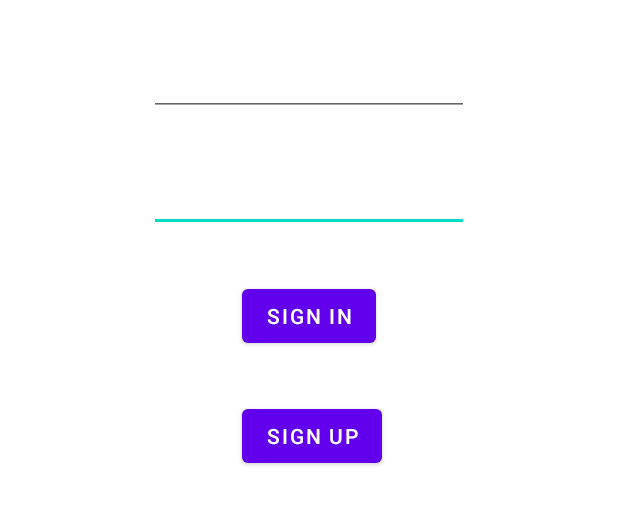
After one commit to GitDal/Beverage-Rater, an Android app: the layout activity_auth.xml on its own in the app's theme, with its tools: preview values and no code run, on a phone screen of 412 x 824 dp. The commit adds this screen. Shown: the top 505 px of the screen. Run offline under Robolectric (Android 15) with nearby library versions, the phone set to English and light mode, and no system bars.

Commit message:
Sign in and out - And docs to add custom claims

```diff
--- a/app/build.gradle
+++ b/app/build.gradle
@@ -1,6 +1,7 @@
 plugins {
     id 'com.android.application'
 }
+apply plugin: 'com.google.gms.google-services'
 
 android {
     compileSdkVersion 30
@@ -29,7 +30,8 @@ android {
 }
 
 dependencies {
-
+    implementation platform('com.google.firebase:firebase-bom:27.1.0')
+    implementation 'com.firebaseui:firebase-ui-auth:6.4.0'
     implementation 'androidx.appcompat:appcompat:1.2.0'
     implementation 'com.google.android.material:material:1.3.0'
     implementation 'androidx.constraintlayout:constraintlayout:2.0.4'
@@ -40,4 +42,5 @@ dependencies {
     androidTestImplementation 'androidx.test.espresso:espresso-core:3.3.0'
     annotationProcessor 'com.github.bumptech.glide:compiler:4.12.0'
     implementation 'com.github.bumptech.glide:glide:4.11.0'
+    implementation 'com.google.mlkit:barcode-scanning:16.1.1'
 }
--- a/app/src/main/AndroidManifest.xml
+++ b/app/src/main/AndroidManifest.xml
@@ -2,8 +2,8 @@
 <manifest xmlns:android="http://schemas.android.com/apk/res/android"
     package="dk.au.mad21spring.appproject.group6">
 
-    <uses-permission android:name="android.permission.INTERNET"></uses-permission>
-    <uses-permission android:name="android.permission.ACCESS_NETWORK_STATE"></uses-permission>
+    <uses-permission android:name="android.permission.INTERNET" />
+    <uses-permission android:name="android.permission.ACCESS_NETWORK_STATE" />
 
     <application
         android:allowBackup="true"
@@ -12,6 +12,7 @@
         android:roundIcon="@mipmap/ic_launcher_round"
         android:supportsRtl="true"
         android:theme="@style/Theme.BeverageRater">
+        <activity android:name=".AuthActivity"></activity>
         <activity android:name=".MainActivity">
             <intent-filter>
                 <action android:name="android.intent.action.MAIN" />
--- /dev/null
+++ b/app/src/main/res/layout/activity_auth.xml
@@ -0,0 +1,52 @@
+<?xml version="1.0" encoding="utf-8"?>
+<androidx.constraintlayout.widget.ConstraintLayout xmlns:android="http://schemas.android.com/apk/res/android"
+    xmlns:app="http://schemas.android.com/apk/res-auto"
+    xmlns:tools="http://schemas.android.com/tools"
+    android:layout_width="match_parent"
+    android:layout_height="match_parent"
+    tools:context=".AuthActivity">
+
+    <Button
+        android:id="@+id/authSignInBtn"
+        android:layout_width="wrap_content"
+        android:layout_height="wrap_content"
+        android:layout_marginTop="32dp"
+        android:text="@string/auth_login_btn_text"
+        app:layout_constraintEnd_toEndOf="@+id/authPasswordInput"
+        app:layout_constraintStart_toStartOf="@+id/authPasswordInput"
+        app:layout_constraintTop_toBottomOf="@+id/authPasswordInput" />
+
+    <Button
+        android:id="@+id/authSignUpBtn"
+        android:layout_width="wrap_content"
+        android:layout_height="wrap_content"
+        android:layout_marginTop="32dp"
+        android:text="@string/auth_signup_button_text"
+        app:layout_constraintEnd_toEndOf="@+id/authSignInBtn"
+        app:layout_constraintHorizontal_bias="0.0"
+        app:layout_constraintStart_toStartOf="@+id/authSignInBtn"
+        app:layout_constraintTop_toBottomOf="@+id/authSignInBtn" />
+
+    <EditText
+        android:id="@+id/authPasswordInput"
+        android:layout_width="wrap_content"
+        android:layout_height="wrap_content"
+        android:layout_marginTop="32dp"
+        android:ems="10"
+        android:inputType="textPassword"
+        app:layout_constraintEnd_toEndOf="@+id/authEmailInput"
+        app:layout_constraintStart_toStartOf="@+id/authEmailInput"
+        app:layout_constraintTop_toBottomOf="@+id/authEmailInput" />
+
+    <EditText
+        android:id="@+id/authEmailInput"
+        android:layout_width="wrap_content"
+        android:layout_height="wrap_content"
+        android:layout_marginTop="32dp"
+        android:ems="10"
+        android:inputType="textEmailAddress"
+        app:layout_constraintEnd_toEndOf="parent"
+        app:layout_constraintStart_toStartOf="parent"
+        app:layout_constraintTop_toTopOf="parent" />
+
+</androidx.constraintlayout.widget.ConstraintLayout>
--- a/app/src/main/res/values/strings.xml
+++ b/app/src/main/res/values/strings.xml
@@ -4,4 +4,7 @@
     <string name="add_beverage_text">Don\'t see what you\'re looking for? Add beverage below!</string>
     <string name="add_beverage_button_text">Add new beverage</string>
     <string name="add_beverage_barcode_scanner_img_description">Barcode scanner image</string>
+    <string name="auth_login_btn_text">Sign in</string>
+    <string name="auth_signup_button_text">Sign up</string>
+    <string name="appbar_action_signOut">Sign out</string>
 </resources>
--- a/app/src/main/res/values/themes.xml
+++ b/app/src/main/res/values/themes.xml
@@ -1,6 +1,6 @@
 <resources xmlns:tools="http://schemas.android.com/tools">
     <!-- Base application theme. -->
-    <style name="Theme.BeverageRater" parent="Theme.MaterialComponents.DayNight.DarkActionBar">
+    <style name="Theme.BeverageRater" parent="Theme.MaterialComponents.DayNight.NoActionBar">
         <!-- Primary brand color. -->
         <item name="colorPrimary">@color/purple_500</item>
         <item name="colorPrimaryVariant">@color/purple_700</item>
--- a/build.gradle
+++ b/build.gradle
@@ -6,6 +6,7 @@ buildscript {
     }
     dependencies {
         classpath "com.android.tools.build:gradle:4.1.2"
+        classpath 'com.google.gms:google-services:4.3.5'
 
         // NOTE: Do not place your application dependencies here; they belong
         // in the individual module build.gradle files
```
Also changed, not shown: app/src/main/java/dk/au/mad21spring/appproject/group6/AuthActivity.java (added, +97 -0 lines), app/src/main/java/dk/au/mad21spring/appproject/group6/MainActivity.java (+119 -9 lines), app/src/main/res/drawable/ic_sign_out.xml (added, +11 -0 lines), app/src/main/res/layout/activity_main.xml (+24 -13 lines), app/src/main/res/menu/items.xml (added, +8 -0 lines), 1 other file.
